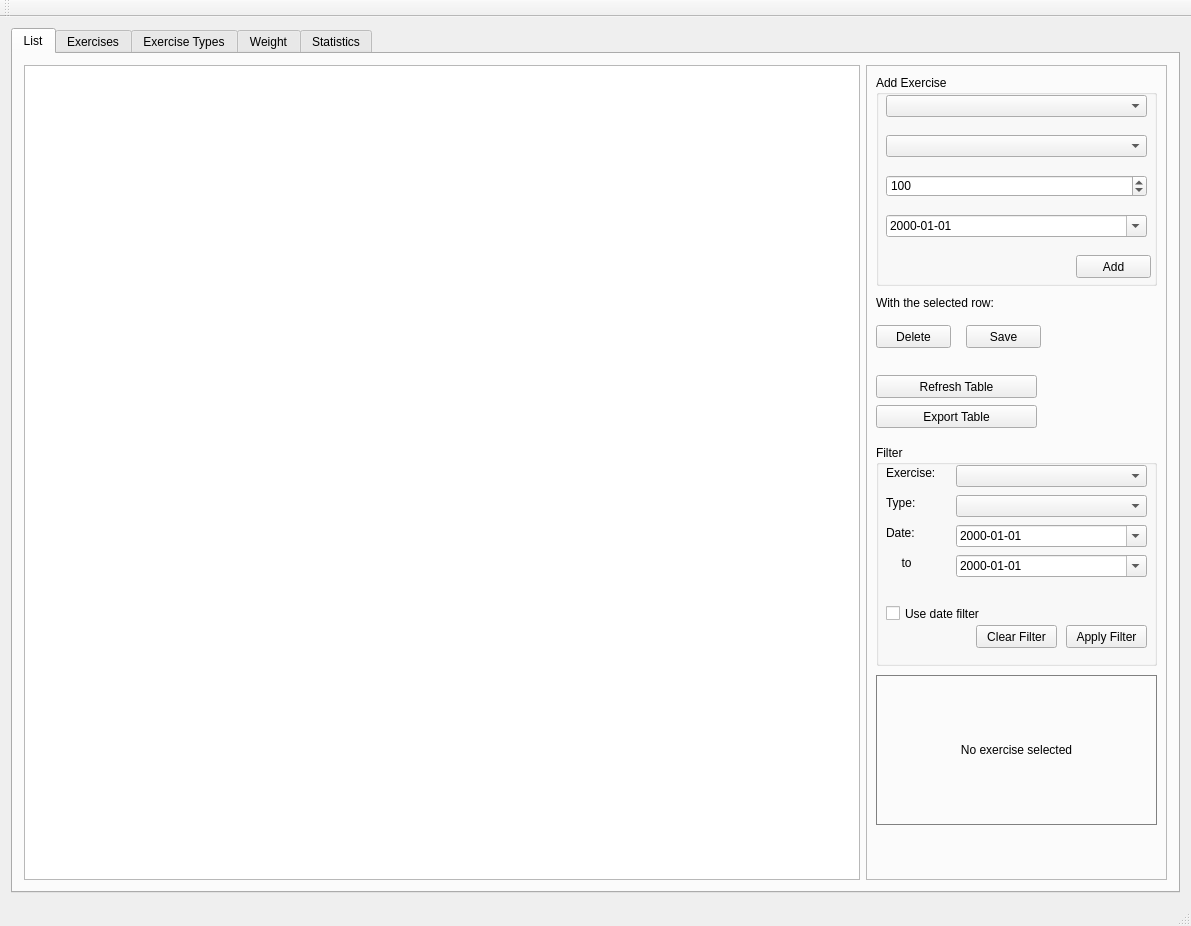
Before: the Qt Designer form src/harrix_swiss_knife/fitness_window.ui in Harrix/harrix-swiss-knife, drawn with Qt 5.
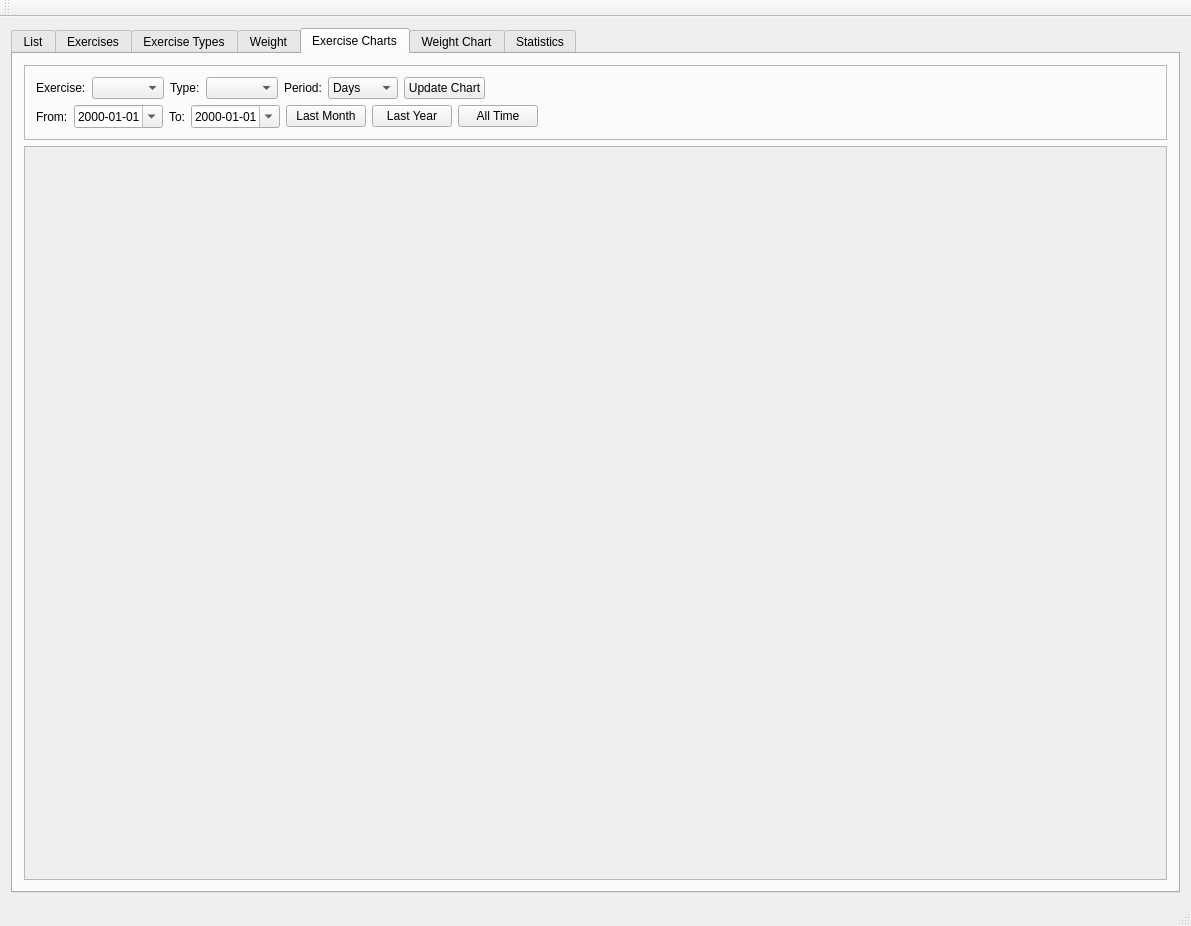
After: the same form once the commit is applied. The open tabs and pages were chosen to show the change.

What changed in the file:
```diff
--- a/src/harrix_swiss_knife/fitness_window.ui
+++ b/src/harrix_swiss_knife/fitness_window.ui
@@ -788,6 +788,309 @@
         </item>
        </layout>
       </widget>
+      <widget class="QWidget" name="tab_charts">
+        <attribute name="title">
+          <string>Exercise Charts</string>
+        </attribute>
+        <layout class="QVBoxLayout" name="verticalLayout_charts">
+          <item>
+            <widget class="QFrame" name="frame_charts_controls">
+              <property name="maximumSize">
+                <size>
+                  <width>16777215</width>
+                  <height>120</height>
+                </size>
+              </property>
+              <property name="frameShape">
+                <enum>QFrame::StyledPanel</enum>
+              </property>
+              <property name="frameShadow">
+                <enum>QFrame::Raised</enum>
+              </property>
+              <layout class="QVBoxLayout" name="verticalLayout_charts_controls">
+                <item>
+                  <layout class="QHBoxLayout" name="horizontalLayout_charts_controls_1">
+                    <item>
+                      <widget class="QLabel" name="label_chart_exercise">
+                        <property name="text">
+                          <string>Exercise:</string>
+                        </property>
+                      </widget>
+                    </item>
+                    <item>
+                      <widget class="QComboBox" name="comboBox_chart_exercise"/>
+                    </item>
+                    <item>
+                      <widget class="QLabel" name="label_chart_type">
+                        <property name="text">
+                          <string>Type:</string>
+                        </property>
+                      </widget>
+                    </item>
+                    <item>
+                      <widget class="QComboBox" name="comboBox_chart_type"/>
+                    </item>
+                    <item>
+                      <widget class="QLabel" name="label_chart_period">
+                        <property name="text">
+                          <string>Period:</string>
+                        </property>
+                      </widget>
+                    </item>
+                    <item>
+                      <widget class="QComboBox" name="comboBox_chart_period">
+                        <item>
+                          <property name="text">
+                            <string>Days</string>
+                          </property>
+                        </item>
+                        <item>
+                          <property name="text">
+                            <string>Months</string>
+                          </property>
+                        </item>
+                        <item>
+                          <property name="text">
+                            <string>Years</string>
+                          </property>
+                        </item>
+                      </widget>
+                    </item>
+                    <item>
+                      <widget class="QPushButton" name="pushButton_update_chart">
+                        <property name="text">
+                          <string>Update Chart</string>
+                        </property>
+                      </widget>
+                    </item>
+                    <item>
+                      <spacer name="horizontalSpacer_charts">
+                        <property name="orientation">
+                          <enum>Qt::Horizontal</enum>
+                        </property>
+                        <property name="sizeHint" stdset="0">
+                          <size>
+                            <width>40</width>
+                            <height>20</height>
+                          </size>
+                        </property>
+                      </spacer>
+                    </item>
+                  </layout>
+                </item>
+                <item>
+                  <layout class="QHBoxLayout" name="horizontalLayout_charts_controls_2">
+                    <item>
+                      <widget class="QLabel" name="label_chart_from">
+                        <property name="text">
+                          <string>From:</string>
+                        </property>
+                      </widget>
+                    </item>
+                    <item>
+                      <widget class="QDateEdit" name="dateEdit_chart_from">
+                        <property name="displayFormat">
+                          <string>yyyy-MM-dd</string>
+                        </property>
+                        <property name="calendarPopup">
+                          <bool>true</bool>
+                        </property>
+                      </widget>
+                    </item>
+                    <item>
+                      <widget class="QLabel" name="label_chart_to">
+                        <property name="text">
+                          <string>To:</string>
+                        </property>
+                      </widget>
+                    </item>
+                    <item>
+                      <widget class="QDateEdit" name="dateEdit_chart_to">
+                        <property name="displayFormat">
+                          <string>yyyy-MM-dd</string>
+                        </property>
+                        <property name="calendarPopup">
+                          <bool>true</bool>
+                        </property>
+                      </widget>
+                    </item>
+                    <item>
+                      <widget class="QPushButton" name="pushButton_chart_last_month">
+                        <property name="text">
+                          <string>Last Month</string>
+                        </property>
+                      </widget>
+                    </item>
+                    <item>
+                      <widget class="QPushButton" name="pushButton_chart_last_year">
+                        <property name="text">
+                          <string>Last Year</string>
+                        </property>
+                      </widget>
+                    </item>
+                    <item>
+                      <widget class="QPushButton" name="pushButton_chart_all_time">
+                        <property name="text">
+                          <string>All Time</string>
+                        </property>
+                      </widget>
+                    </item>
+                    <item>
+                      <spacer name="horizontalSpacer_charts_2">
+                        <property name="orientation">
+                          <enum>Qt::Horizontal</enum>
+                        </property>
+                        <property name="sizeHint" stdset="0">
+                          <size>
+                            <width>40</width>
+                            <height>20</height>
+                          </size>
+                        </property>
+                      </spacer>
+                    </item>
+                  </layout>
+                </item>
+              </layout>
+            </widget>
+          </item>
+          <item>
+            <widget class="QScrollArea" name="scrollArea_charts">
+              <property name="widgetResizable">
+                <bool>true</bool>
+              </property>
+              <widget class="QWidget" name="scrollAreaWidgetContents_charts">
+                <property name="geometry">
+                  <rect>
+                    <x>0</x>
+                    <y>0</y>
+                    <width>1169</width>
+                    <height>69</height>
+                  </rect>
+                </property>
+                <layout class="QVBoxLayout" name="verticalLayout_charts_content"/>
+              </widget>
+            </widget>
+          </item>
+        </layout>
+      </widget>
+      <widget class="QWidget" name="tab_weight_chart">
+        <attribute name="title">
+          <string>Weight Chart</string>
+        </attribute>
+        <layout class="QVBoxLayout" name="verticalLayout_weight_chart">
+          <item>
+            <widget class="QFrame" name="frame_weight_controls">
+              <property name="maximumSize">
+                <size>
+                  <width>16777215</width>
+                  <height>80</height>
+                </size>
+              </property>
+              <property name="frameShape">
+                <enum>QFrame::StyledPanel</enum>
+              </property>
+              <property name="frameShadow">
+                <enum>QFrame::Raised</enum>
+              </property>
+              <layout class="QHBoxLayout" name="horizontalLayout_weight_controls">
+                <item>
+                  <widget class="QLabel" name="label_weight_from">
+                    <property name="text">
+                      <string>From:</string>
+                    </property>
+                  </widget>
+                </item>
+                <item>
+                  <widget class="QDateEdit" name="dateEdit_weight_from">
+                    <property name="displayFormat">
+                      <string>yyyy-MM-dd</string>
+                    </property>
+                    <property name="calendarPopup">
+                      <bool>true</bool>
+                    </property>
+                  </widget>
+                </item>
+                <item>
+                  <widget class="QLabel" name="label_weight_to">
+                    <property name="text">
+                      <string>To:</string>
+                    </property>
+                  </widget>
+                </item>
+                <item>
+                  <widget class="QDateEdit" name="dateEdit_weight_to">
+                    <property name="displayFormat">
+                      <string>yyyy-MM-dd</string>
+                    </property>
+                    <property name="calendarPopup">
+                      <bool>true</bool>
+                    </property>
+                  </widget>
+                </item>
+                <item>
+                  <widget class="QPushButton" name="pushButton_weight_last_month">
+                    <property name="text">
+                      <string>Last Month</string>
+                    </property>
+                  </widget>
+                </item>
+                <item>
+                  <widget class="QPushButton" name="pushButton_weight_last_year">
+                    <property name="text">
+                      <string>Last Year</string>
+                    </property>
+                  </widget>
+                </item>
+                <item>
+                  <widget class="QPushButton" name="pushButton_weight_all_time">
+                    <property name="text">
+                      <string>All Time</string>
+                    </property>
+                  </widget>
+                </item>
+                <item>
+                  <widget class="QPushButton" name="pushButton_update_weight_chart">
+                    <property name="text">
+                      <string>Update Chart</string>
+                    </property>
+                  </widget>
+                </item>
+                <item>
+                  <spacer name="horizontalSpacer_weight">
+                    <property name="orientation">
+                      <enum>Qt::Horizontal</enum>
+                    </property>
+                    <property name="sizeHint" stdset="0">
+                      <size>
+                        <width>40</width>
+                        <height>20</height>
+                      </size>
+                    </property>
+                  </spacer>
+                </item>
+              </layout>
+            </widget>
+          </item>
+          <item>
+            <widget class="QScrollArea" name="scrollArea_weight_chart">
+              <property name="widgetResizable">
+                <bool>true</bool>
+              </property>
+              <widget class="QWidget" name="scrollAreaWidgetContents_weight_chart">
+                <property name="geometry">
+                  <rect>
+                    <x>0</x>
+                    <y>0</y>
+                    <width>1169</width>
+                    <height>69</height>
+                  </rect>
+                </property>
+                <layout class="QVBoxLayout" name="verticalLayout_weight_chart_content"/>
+              </widget>
+            </widget>
+          </item>
+        </layout>
+      </widget>
       <widget class="QWidget" name="tab_4">
        <attribute name="title">
         <string>Statistics</string>
```
Left out of the diff: 1 changed line with no effect on the pictures.
